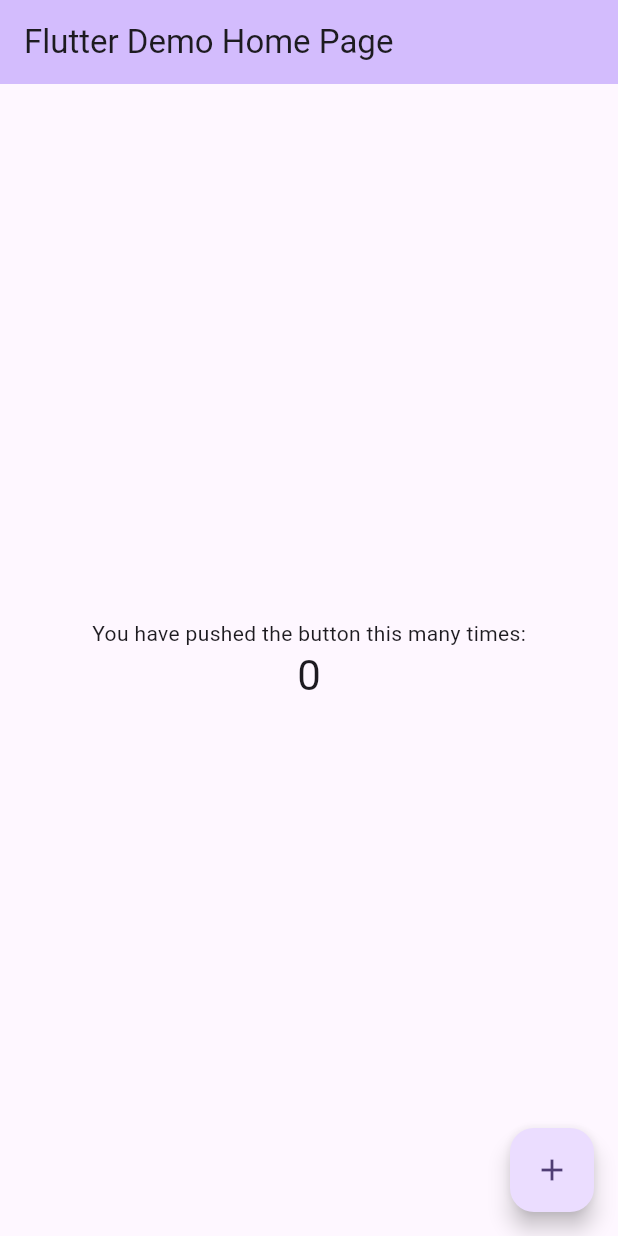
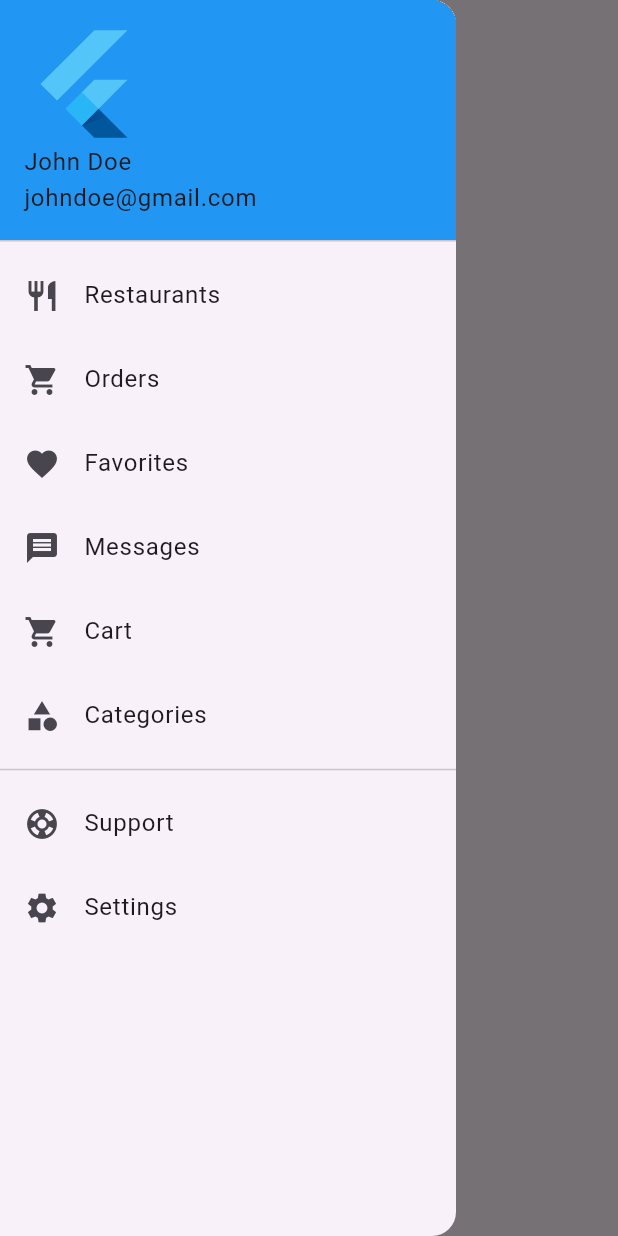
Before and after one commit to elinonga/flutter_food_delivery_app, a Flutter app: the screen it shows after launch, with the side drawer open (before the commit the screen has no drawer), on a phone screen of 412 x 824 dp. Run offline on Flutter 3.47's test engine with Material 2 defaults, Android fonts, the phone set to English and light mode, and no system bars.

```diff
--- /dev/null
+++ b/lib/home.dart
@@ -0,0 +1,111 @@
+import 'package:flutter/material.dart';
+
+class HomePage extends StatefulWidget {
+  const HomePage({super.key});
+
+  @override
+  State<HomePage> createState() => _HomePageState();
+}
+
+class _HomePageState extends State<HomePage> {
+  @override
+  Widget build(BuildContext context) {
+    return Scaffold(
+      appBar: AppBar(title: Text("Home")),
+      drawer: Drawer(
+        child: ListView(
+          // Important: Remove any padding from the ListView.
+          padding: EdgeInsets.zero,
+          children: [
+            const DrawerHeader(
+              decoration: BoxDecoration(
+                color: Colors.blue,
+              ),
+              child: Column(
+                crossAxisAlignment: CrossAxisAlignment.start,
+                children: [
+                  FlutterLogo(size: 80),
+                  Text('John Doe'),
+                  Text('johndoe@gmail.com'),
+                ],
+              ),
+            ),
+            ListTile(
+              leading: Icon(
+                Icons.restaurant,
+              ),
+              title: const Text('Restaurants'),
+              onTap: () {
+                Navigator.pop(context);
+              },
+            ),
+            ListTile(
+              leading: Icon(
+                Icons.shopping_cart,
+              ),
+              title: const Text('Orders'),
+              onTap: () {
+                Navigator.pop(context);
+              },
+            ),
+            ListTile(
+              leading: Icon(
+                Icons.favorite,
+              ),
+              title: const Text('Favorites'),
+              onTap: () {
+                Navigator.pop(context);
+              },
+            ),
+            ListTile(
+              leading: Icon(
+                Icons.message,
+              ),
+              title: const Text('Messages'),
+              onTap: () {
+                Navigator.pop(context);
+              },
+            ),
+            ListTile(
+              leading: Icon(
+                Icons.shopping_cart,
+              ),
+              title: const Text('Cart'),
+              onTap: () {
+                Navigator.pop(context);
+              },
+            ),
+            ListTile(
+              leading: Icon(
+                Icons.category,
+              ),
+              title: const Text('Categories'),
+              onTap: () {
+                Navigator.pop(context);
+              },
+            ),
+            Divider(),
+            ListTile(
+              leading: Icon(
+                Icons.support,
+              ),
+              title: Text('Support'),
+              onTap: () {
+                // Navigate to Support page
+              },
+            ),
+            ListTile(
+              leading: Icon(
+                Icons.settings,
+              ),
+              title: Text('Settings'),
+              onTap: () {
+                // Navigate to Settings page
+              },
+            ),
+          ],
+        ),
+      ),
+    );
+  }
+}
--- a/lib/main.dart
+++ b/lib/main.dart
@@ -1,4 +1,5 @@
 import 'package:flutter/material.dart';
+import 'package:food_delivery_app/home.dart';
 
 void main() {
   runApp(const MyApp());
@@ -11,115 +12,13 @@ class MyApp extends StatelessWidget {
   @override
   Widget build(BuildContext context) {
     return MaterialApp(
-      title: 'Flutter Demo',
+      debugShowCheckedModeBanner: false,
+      title: 'Food Delivery App',
       theme: ThemeData(
-        // This is the theme of your application.
-        //
-        // TRY THIS: Try running your application with "flutter run". You'll see
-        // the application has a blue toolbar. Then, without quitting the app,
-        // try changing the seedColor in the colorScheme below to Colors.green
-        // and then invoke "hot reload" (save your changes or press the "hot
-        // reload" button in a Flutter-supported IDE, or press "r" if you used
-        // the command line to start the app).
-        //
-        // Notice that the counter didn't reset back to zero; the application
-        // state is not lost during the reload. To reset the state, use hot
-        // restart instead.
-        //
-        // This works for code too, not just values: Most code changes can be
-        // tested with just a hot reload.
         colorScheme: ColorScheme.fromSeed(seedColor: Colors.deepPurple),
         useMaterial3: true,
       ),
-      home: const MyHomePage(title: 'Flutter Demo Home Page'),
+      home: const HomePage(),
     );
   }
 }
-
-class MyHomePage extends StatefulWidget {
-  const MyHomePage({super.key, required this.title});
-
-  // This widget is the home page of your application. It is stateful, meaning
-  // that it has a State object (defined below) that contains fields that affect
-  // how it looks.
-
-  // This class is the configuration for the state. It holds the values (in this
-  // case the title) provided by the parent (in this case the App widget) and
-  // used by the build method of the State. Fields in a Widget subclass are
-  // always marked "final".
-
-  final String title;
-
-  @override
-  State<MyHomePage> createState() => _MyHomePageState();
-}
-
-class _MyHomePageState extends State<MyHomePage> {
-  int _counter = 0;
-
-  void _incrementCounter() {
-    setState(() {
-      // This call to setState tells the Flutter framework that something has
-      // changed in this State, which causes it to rerun the build method below
-      // so that the display can reflect the updated values. If we changed
-      // _counter without calling setState(), then the build method would not be
-      // called again, and so nothing would appear to happen.
-      _counter++;
-    });
-  }
-
-  @override
-  Widget build(BuildContext context) {
-    // This method is rerun every time setState is called, for instance as done
-    // by the _incrementCounter method above.
-    //
-    // The Flutter framework has been optimized to make rerunning build methods
-    // fast, so that you can just rebuild anything that needs updating rather
-    // than having to individually change instances of widgets.
-    return Scaffold(
-      appBar: AppBar(
-        // TRY THIS: Try changing the color here to a specific color (to
-        // Colors.amber, perhaps?) and trigger a hot reload to see the AppBar
-        // change color while the other colors stay the same.
-        backgroundColor: Theme.of(context).colorScheme.inversePrimary,
-        // Here we take the value from the MyHomePage object that was created by
-        // the App.build method, and use it to set our appbar title.
-        title: Text(widget.title),
-      ),
-      body: Center(
-        // Center is a layout widget. It takes a single child and positions it
-        // in the middle of the parent.
-        child: Column(
-          // Column is also a layout widget. It takes a list of children and
-          // arranges them vertically. By default, it sizes itself to fit its
-          // children horizontally, and tries to be as tall as its parent.
-          //
-          // Column has various properties to control how it sizes itself and
-          // how it positions its children. Here we use mainAxisAlignment to
-          // center the children vertically; the main axis here is the vertical
-          // axis because Columns are vertical (the cross axis would be
-          // horizontal).
-          //
-          // TRY THIS: Invoke "debug painting" (choose the "Toggle Debug Paint"
-          // action in the IDE, or press "p" in the console), to see the
-          // wireframe for each widget.
-          mainAxisAlignment: MainAxisAlignment.center,
-          children: <Widget>[
-            const Text(
-              'You have pushed the button this many times:',
-            ),
-            Text(
-              '$_counter',
-              style: Theme.of(context).textTheme.headlineMedium,
-            ),
-          ],
-        ),
-      ),
-      floatingActionButton: FloatingActionButton(
-        onPressed: _incrementCounter,
-        tooltip: 'Increment',
-        child: const Icon(Icons.add),
-      ), // This trailing comma makes auto-formatting nicer for build methods.
-    );
-  }
-}
```
